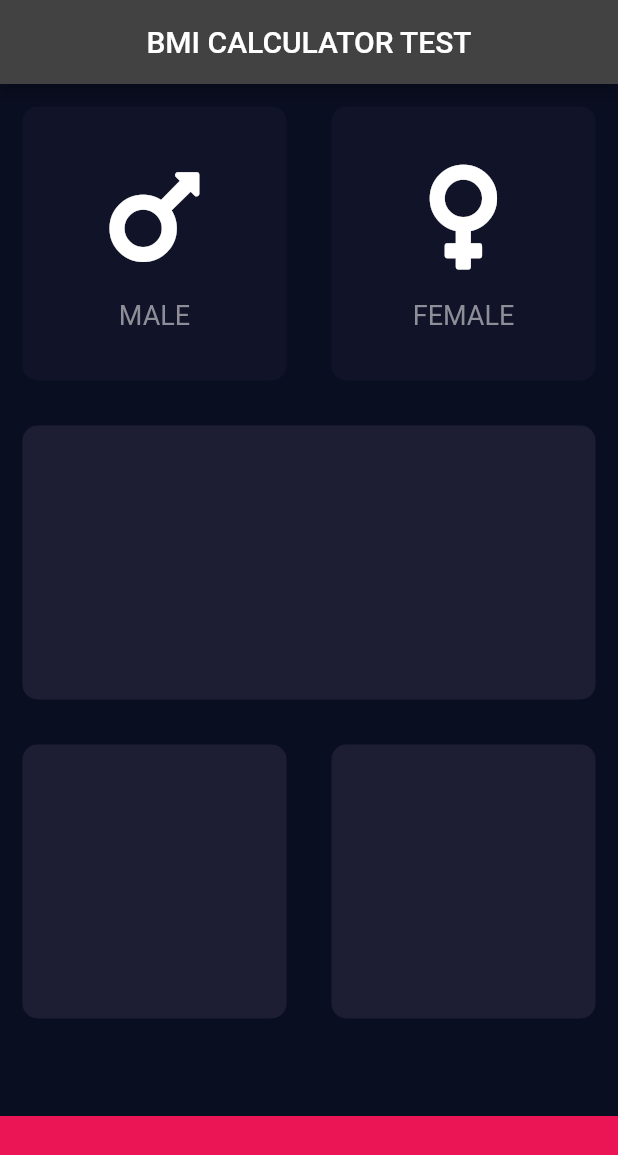
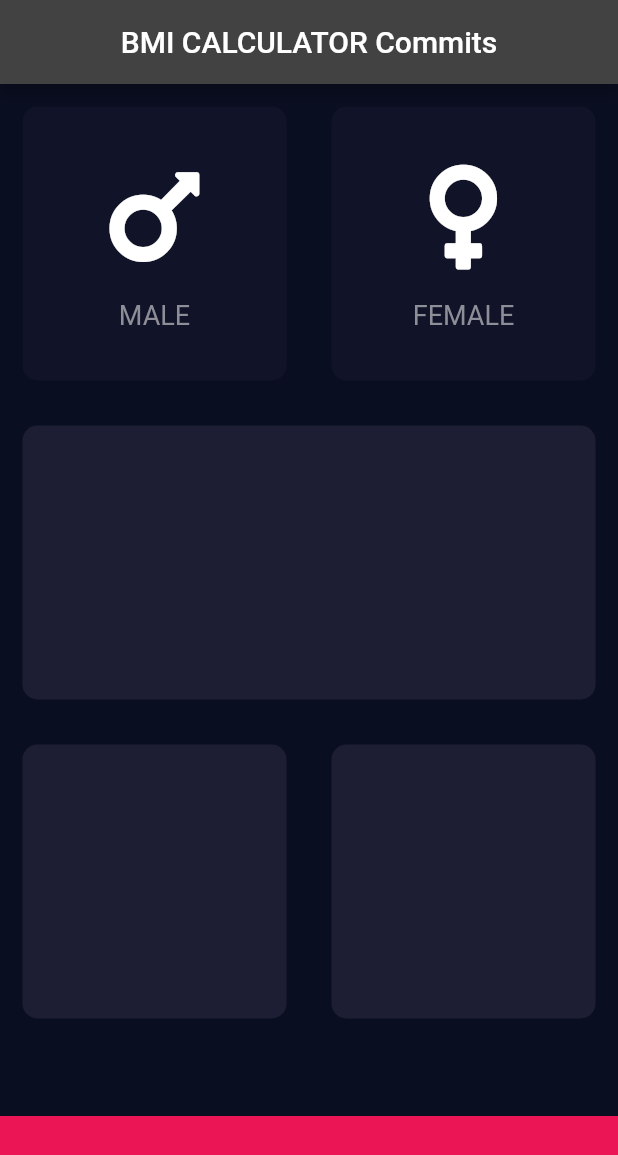
Before and after one commit to HaraldGI/BMI_GAP, a Flutter app: the screen it shows after launch, on a phone screen of 412 x 824 dp. Shown: the top 1155 px of the screen. Run offline on Flutter 3.47's test engine with Material 2 defaults, Android fonts, the phone set to English and light mode, and no system bars; our stand-ins replace font_awesome_flutter.

Commit message:
Just a test

```diff
--- a/lib/input_page.dart
+++ b/lib/input_page.dart
@@ -31,7 +31,7 @@ class _InputPageState extends State<InputPage> {
       appBar: AppBar(
         title: Center(
           // For å sentrere AppBar'en.
-          child: Text('BMI CALCULATOR TEST'),
+          child: Text('BMI CALCULATOR Commits'),
         ),
       ),
       body: Column(
```
